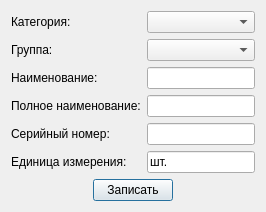
Qt form inventorydatadialog.ui (igrekus/depot) before a commit.
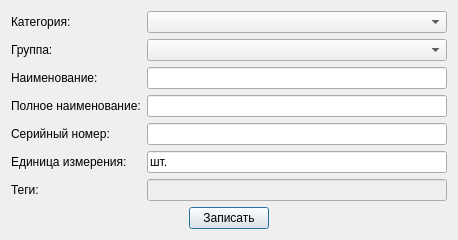
The same form after that commit.

```diff
--- a/inventorydatadialog.ui
+++ b/inventorydatadialog.ui
@@ -6,10 +6,16 @@
    <rect>
     <x>0</x>
     <y>0</y>
-    <width>414</width>
-    <height>211</height>
+    <width>496</width>
+    <height>236</height>
    </rect>
   </property>
+  <property name="sizePolicy">
+   <sizepolicy hsizetype="Maximum" vsizetype="Preferred">
+    <horstretch>0</horstretch>
+    <verstretch>0</verstretch>
+   </sizepolicy>
+  </property>
   <property name="windowTitle">
    <string>Dialog</string>
   </property>
@@ -27,7 +33,14 @@
       </widget>
      </item>
      <item row="0" column="1">
-      <widget class="QComboBox" name="comboCategory"/>
+      <widget class="QComboBox" name="comboCategory">
+       <property name="minimumSize">
+        <size>
+         <width>300</width>
+         <height>0</height>
+        </size>
+       </property>
+      </widget>
      </item>
      <item row="1" column="0">
       <widget class="QLabel" name="lblGroup">
@@ -83,6 +96,20 @@
        </property>
       </widget>
      </item>
+     <item row="6" column="0">
+      <widget class="QLabel" name="lblMiscTag">
+       <property name="text">
+        <string>Теги:</string>
+       </property>
+      </widget>
+     </item>
+     <item row="6" column="1">
+      <widget class="QLineEdit" name="editMiscTag">
+       <property name="enabled">
+        <bool>false</bool>
+       </property>
+      </widget>
+     </item>
     </layout>
    </item>
    <item>
```
Left out of the diff: 6 changed lines with no effect on the pictures.
